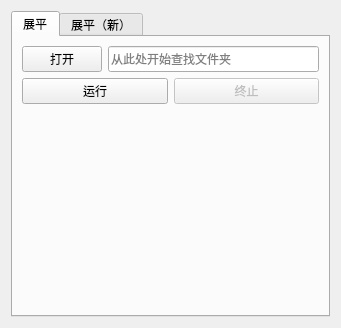
XJF2332/JABORT, file pages/file_mgr/page.ui: the form before one commit.
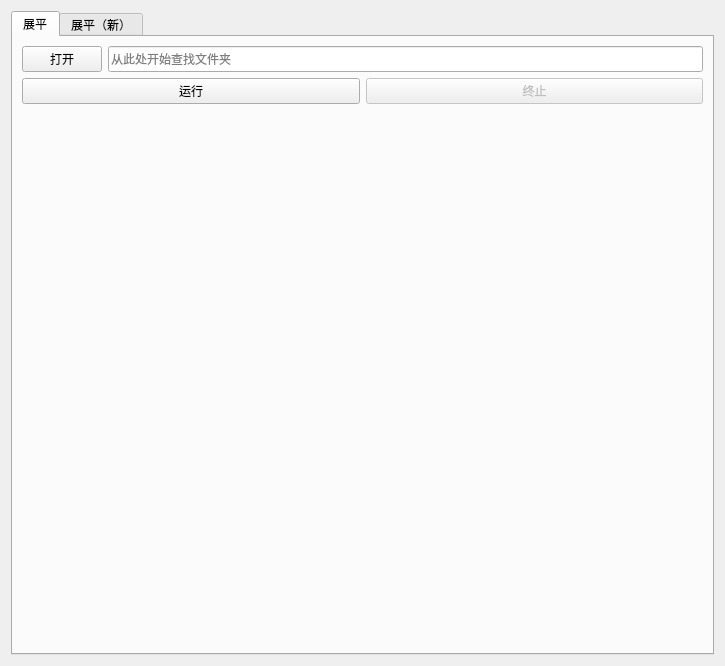
The form after the commit.

```diff
--- a/pages/file_mgr/page.ui
+++ b/pages/file_mgr/page.ui
@@ -6,8 +6,8 @@
    <rect>
     <x>0</x>
     <y>0</y>
-    <width>341</width>
-    <height>328</height>
+    <width>725</width>
+    <height>666</height>
    </rect>
   </property>
   <property name="windowTitle">
```
